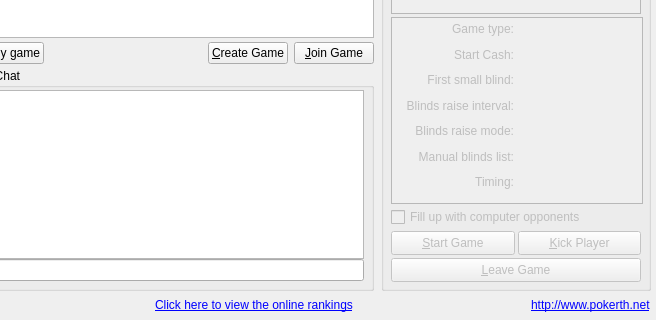
The window that src/gui/qt/gamelobbydialog.ui (pokerth/pokerth) describes before a commit, drawn with Qt 5; both pictures show x 219 to 875 and y 250 to 570 of the 875 by 570 pixel window.
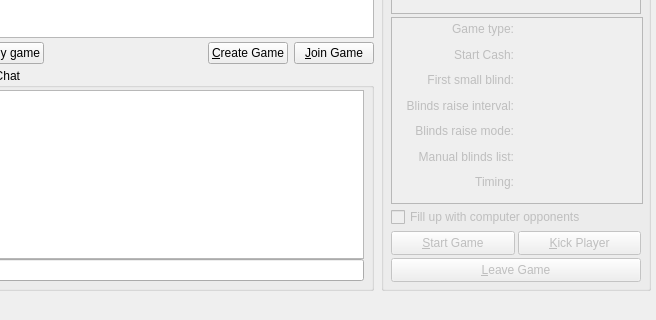
The same window after the commit. Icons and pictures are not drawn.

Commit message: small gui fixes due to android changes

```diff
--- a/src/gui/qt/gamelobbydialog.ui
+++ b/src/gui/qt/gamelobbydialog.ui
@@ -769,17 +769,7 @@
       </spacer>
      </item>
      <item>
-      <widget class="QLabel" name="label">
-       <property name="text">
-        <string>&lt;!DOCTYPE HTML PUBLIC &quot;-//W3C//DTD HTML 4.0//EN&quot; &quot;http://www.w3.org/TR/REC-html40/strict.dtd&quot;&gt;
-&lt;html&gt;&lt;head&gt;&lt;meta name=&quot;qrichtext&quot; content=&quot;1&quot; /&gt;&lt;style type=&quot;text/css&quot;&gt;
-p, li { white-space: pre-wrap; }
-&lt;/style&gt;&lt;/head&gt;&lt;body&gt;
-&lt;table border=&quot;0&quot; style=&quot;-qt-table-type: root; margin-top:4px; margin-bottom:4px; margin-left:4px; margin-right:4px;&quot;&gt;
-&lt;tr&gt;
-&lt;td style=&quot;border: none;&quot;&gt;
-&lt;p style=&quot; margin-top:0px; margin-bottom:0px; margin-left:0px; margin-right:0px; -qt-block-indent:0; text-indent:0px;&quot;&gt;&lt;a href=&quot;http://online-ranking.pokerth.net&quot;&gt;&lt;span style=&quot; text-decoration: underline; color:#0000ff;&quot;&gt;Click here to view the online rankings&lt;/span&gt;&lt;/a&gt;&lt;/p&gt;&lt;/td&gt;&lt;/tr&gt;&lt;/table&gt;&lt;/body&gt;&lt;/html&gt;</string>
-       </property>
+      <widget class="QLabel" name="label_rankings">
        <property name="openExternalLinks">
         <bool>true</bool>
        </property>
@@ -803,13 +793,6 @@
      </item>
      <item>
       <widget class="QLabel" name="label_pokerthDotNet">
-       <property name="text">
-        <string>&lt;!DOCTYPE HTML PUBLIC &quot;-//W3C//DTD HTML 4.0//EN&quot; &quot;http://www.w3.org/TR/REC-html40/strict.dtd&quot;&gt;
-&lt;html&gt;&lt;head&gt;&lt;meta name=&quot;qrichtext&quot; content=&quot;1&quot; /&gt;&lt;style type=&quot;text/css&quot;&gt;
-p, li { white-space: pre-wrap; }
-&lt;/style&gt;&lt;/head&gt;&lt;body&gt;
-&lt;p style=&quot; margin-top:0px; margin-bottom:0px; margin-left:0px; margin-right:0px; -qt-block-indent:0; text-indent:0px;&quot;&gt;&lt;a href=&quot;http://www.pokerth.net&quot;&gt;&lt;span style=&quot; text-decoration: underline; color:#0000ff;&quot;&gt;http://www.pokerth.net&lt;/span&gt;&lt;/a&gt;&lt;/p&gt;&lt;/body&gt;&lt;/html&gt;</string>
-       </property>
        <property name="openExternalLinks">
         <bool>true</bool>
        </property>
```
Left out of the diff: 4 changed lines with no effect on the pictures. The commit also changes 1 other file.
